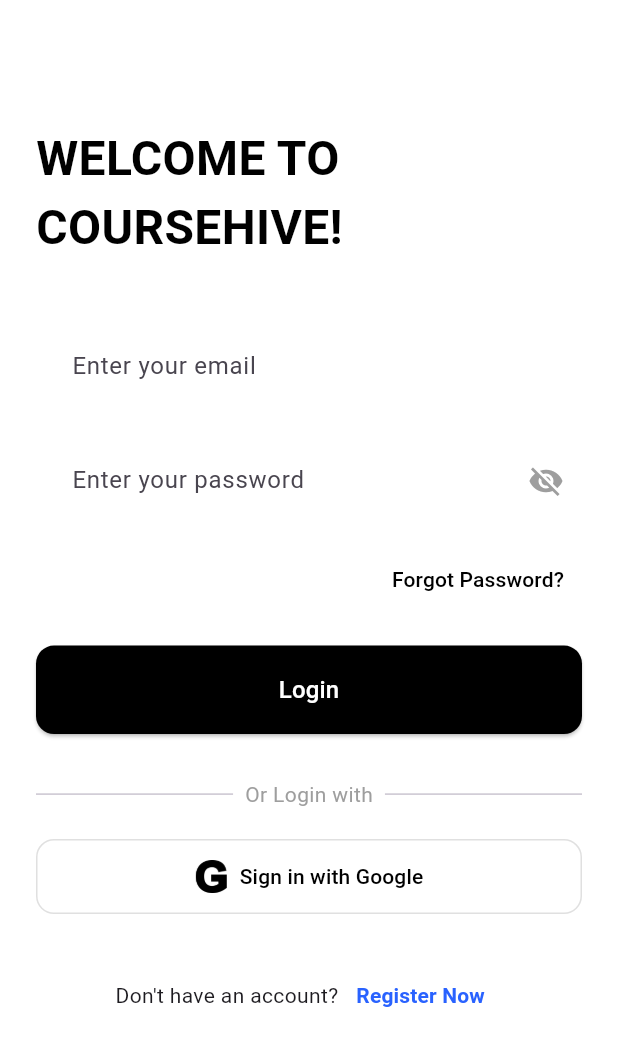
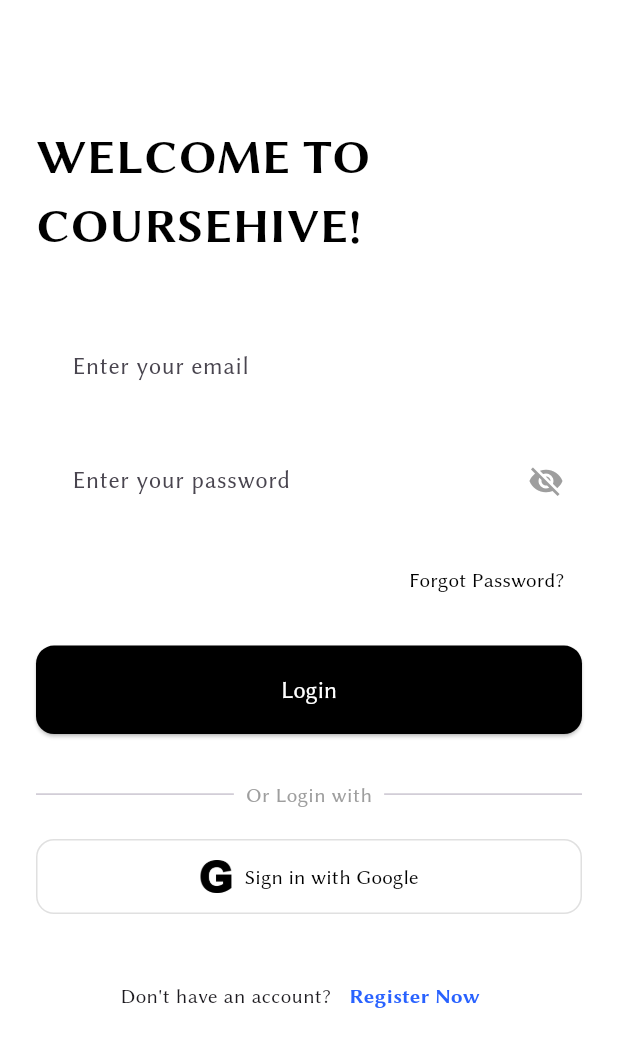
Before and after one commit to POOJAELANGO03/ZENTASK, a Flutter app: the screen it shows after launch, on a phone screen of 412 x 824 dp. Shown: the top 1047 px of the screen. Run offline on Flutter 3.47's test engine with Material 3 defaults, Android fonts, the phone set to English and light mode, and no system bars; our stand-ins replace cloud_firestore, firebase_auth, firebase_core, flutter_riverpod, google_sign_in, rxdart; accounts and stored records are empty.

Commit message:
Chore: Integrated LibertinusSans font family and applied it globally via ThemeData.

```diff
--- a/lib/main.dart
+++ b/lib/main.dart
@@ -36,7 +36,7 @@
     return MaterialApp(
       title: 'Coursehive',
       theme: ThemeData(
-        primarySwatch: Colors.blue,
+        primarySwatch: Colors.blue,fontFamily: 'LibertinusSans',
         inputDecorationTheme: const InputDecorationTheme(
           border: OutlineInputBorder(borderRadius: BorderRadius.all(Radius.circular(12))),
         ),
```
Also changed, not shown: pubspec.yaml (+14 -1 lines), assets/fonts/LibertinusSans-Bold.ttf (added), assets/fonts/LibertinusSans-Italic.ttf (added), assets/fonts/LibertinusSans-Regular.ttf (added).
